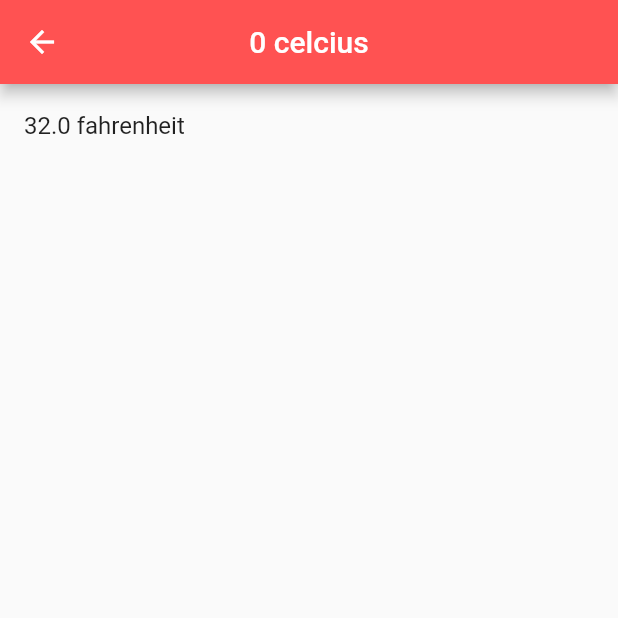
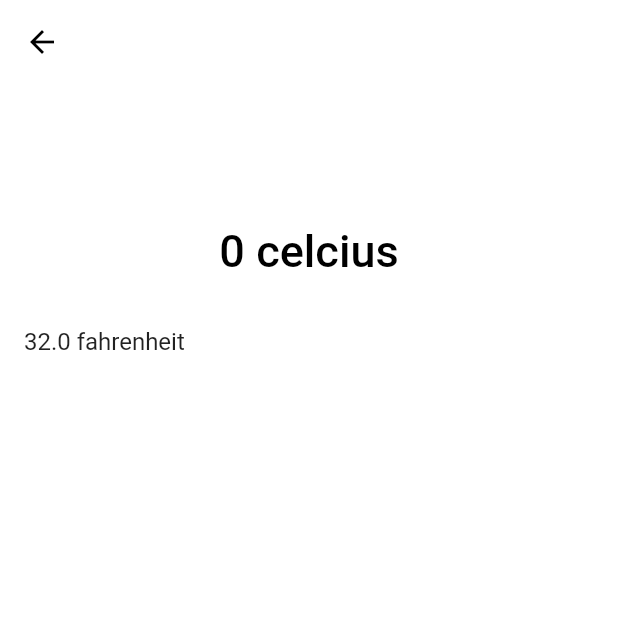
Before and after one commit to TobiasRitter/anyunit, a Flutter app: the screen it shows after launch, item 2 of the bottom bar chosen, after a tap on "CONVERT", on a phone screen of 412 x 824 dp, the top half of it. Run offline on Flutter 3.47's test engine with Material 2 defaults, Android fonts, the phone set to English and light mode, and no system bars; our stand-ins replace bloc, equatable, flutter_bloc.

Commit message:
improve styling

```diff
--- a/lib/main.dart
+++ b/lib/main.dart
@@ -13,7 +13,8 @@ class MyApp extends StatelessWidget {
       title: 'AnyUnit',
       theme: ThemeData(
         brightness: Brightness.light,
-        primaryColor: Colors.redAccent,
+        primaryColor: Colors.white,
+        canvasColor: Colors.white,
         accentColor: Colors.redAccent,
       ),
       home: BlocProvider(
--- a/lib/view/inputscreen.dart
+++ b/lib/view/inputscreen.dart
@@ -35,7 +35,26 @@ class _InputScreenState extends State<InputScreen> {
       builder: (BuildContext context, InputScreenState state) {
         valueController.text = state.value;
         return Scaffold(
+          appBar: AppBar(
+            elevation: 0,
+            actions: <Widget>[
+              IconButton(
+                icon: Icon(
+                  Icons.info_outline,
+                ),
+                onPressed: () {
+                  Navigator.push(
+                    context,
+                    MaterialPageRoute(
+                      builder: (context) => LicensePage(),
+                    ),
+                  );
+                },
+              ),
+            ],
+          ),
           bottomNavigationBar: BottomNavigationBar(
+            selectedItemColor: Theme.of(context).accentColor,
             onTap: bloc.onCategoryChanged,
             currentIndex: state.categoryIndex,
             items: <BottomNavigationBarItem>[
@@ -58,12 +77,14 @@ class _InputScreenState extends State<InputScreen> {
             ],
           ),
           body: Column(
+            mainAxisAlignment: MainAxisAlignment.center,
             children: <Widget>[
-              Expanded(
-                child: Container(
+              TextField(
+                style: TextStyle(
                   color: Theme.of(context).accentColor,
-                  child: Center(
-                    child: TextField(
+                  fontWeight: FontWeight.bold,
+                  fontSize: 128,
+                ),
                 autofocus: true,
                 controller: valueController,
                 keyboardType: TextInputType.number,
@@ -72,12 +93,8 @@ class _InputScreenState extends State<InputScreen> {
                   hintText: "Enter a value",
                 ),
               ),
-                  ),
-                ),
-              ),
-              Expanded(
-                child: Center(
-                  child: DropdownButton(
+              DropdownButton(
+                underline: Container(),
                 value: state.unit,
                 onChanged: bloc.onUnitChanged,
                 items: state.units
@@ -86,8 +103,6 @@ class _InputScreenState extends State<InputScreen> {
                           child: Text(unit),
                         ))
                     .toList(),
-                  ),
-                ),
               )
             ],
           ),
--- a/lib/view/resultsscreen.dart
+++ b/lib/view/resultsscreen.dart
@@ -59,25 +59,30 @@ class _ResultsScreenState extends State<ResultsScreen> {
       bloc: bloc,
       builder: (BuildContext context, ResultsScreenState state) {
         return Scaffold(
-          appBar: AppBar(
+          body: CustomScrollView(
+            slivers: <Widget>[
+              SliverAppBar(
+                expandedHeight: 200,
+                flexibleSpace: FlexibleSpaceBar(
                   centerTitle: true,
-            leading: IconButton(
-              icon: Icon(
-                Icons.arrow_back,
+                  title: Text(
+                    "${state.value} ${state.unit}",
                   ),
-              onPressed: () => Navigator.pop(context),
                 ),
-            title: Text("${state.value} ${state.unit}"),
               ),
-          body: ListView.builder(
-            itemCount: state.results.length,
-            itemBuilder: (BuildContext ctxt, int index) {
-              return ListTile(
+              SliverList(
+                delegate: SliverChildBuilderDelegate(
+                    (BuildContext context, int index) {
+                  return (index < state.results.length)
+                      ? ListTile(
                           title: Text(
                             "${state.results.values.elementAt(index)} ${state.results.keys.elementAt(index)}",
                           ),
-              );
-            },
+                        )
+                      : null;
+                }),
+              )
+            ],
           ),
         );
       },
```
Lines whose indentation alone changed are shown as unchanged.
